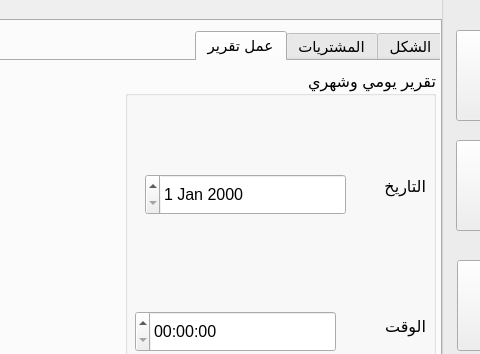
ameer810/analyst-pyqt5-project, file design.ui: the form before one commit; both pictures show x 579 to 1059 and y 0 to 354 of the 1258 by 753 pixel window.
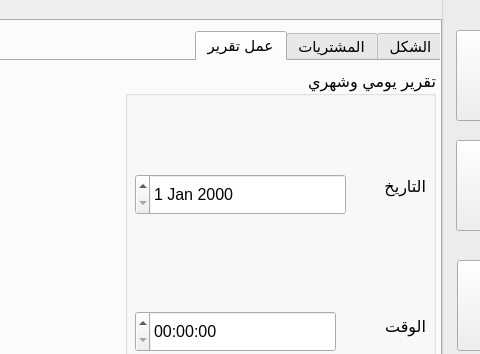
The form after the commit. The open tabs and pages were chosen to show the change. Icons and pictures are not drawn.

The edit to the form file:
```diff
--- a/design.ui
+++ b/design.ui
@@ -7195,9 +7195,9 @@
         <widget class="QDateEdit" name="dateEdit_2">
          <property name="geometry">
           <rect>
-           <x>20</x>
+           <x>10</x>
            <y>103</y>
-           <width>201</width>
+           <width>211</width>
            <height>41</height>
           </rect>
          </property>
```
Left out of the diff: 2098 changed lines with no effect on the pictures.
